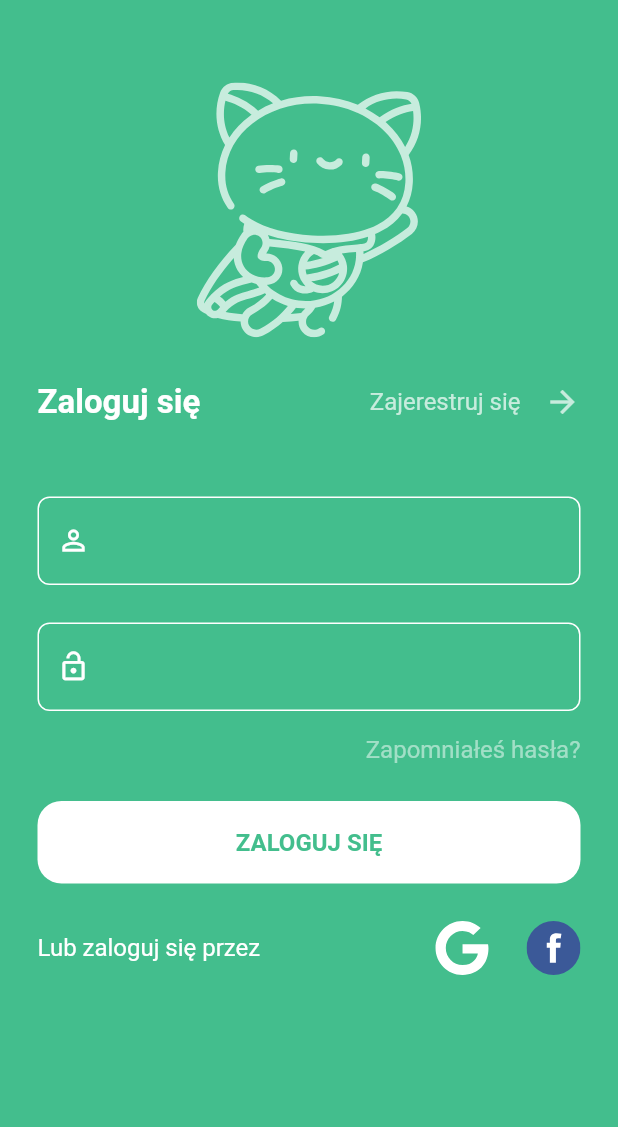
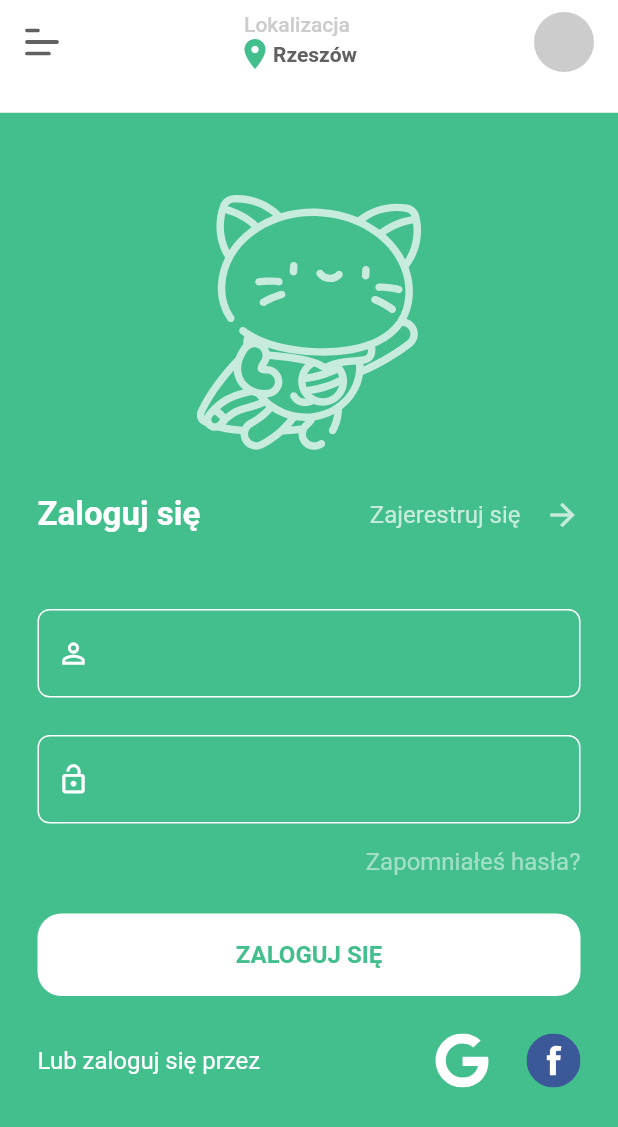
Before and after one commit to MobiCommunity/Lapka.Mobile, a Flutter app: the screen it shows after launch, on a phone screen of 412 x 824 dp. Shown: the top 1127 px of the screen. Run offline on Flutter 3.47's test engine with Material 2 defaults, Android fonts, the phone set to English and light mode, and no system bars; our stand-ins replace flutter_svg, google_fonts; Roboto replaces fonts that are missing (Ubuntu).

Commit message:
AppBar
AppBar

```diff
--- /dev/null
+++ b/lapka/lib/components/appBar/customAppBar.dart
@@ -0,0 +1,106 @@
+import 'package:flutter/material.dart';
+import 'package:flutter_svg/svg.dart';
+import 'package:lapka/components/basic/basicText.dart';
+import 'package:lapka/settings/colors.dart';
+
+class CustomAppBar extends StatelessWidget with PreferredSizeWidget {
+  @override
+  final Size preferredSize;
+  final String title;
+  final String localization;
+  final bool showLocalization;
+  final bool showBack;
+  final bool transparent;
+  final bool customTrailling;
+  final Widget? trailling;
+
+  const CustomAppBar(
+      {Key? key,
+      this.showLocalization = false,
+      this.showBack = false,
+      this.transparent = false,
+      this.customTrailling = false,
+      this.trailling,
+      this.title = "",
+      this.localization = ""})
+      : preferredSize = const Size.fromHeight(75.0),
+        super(key: key);
+
+  _back(context){
+    Navigator.pop(context);
+  }
+
+  _openDrawer(context){
+    Scaffold.of(context).openDrawer();
+  }
+
+  _openAccount(){
+    print('Account');
+  }
+
+  @override
+  Widget build(BuildContext context) {
+    return AppBar(
+      automaticallyImplyLeading: false,
+      shadowColor: Colors.transparent,
+      backgroundColor: transparent ? Colors.transparent : BasicColors.white,
+      title: Row(
+        mainAxisAlignment: MainAxisAlignment.spaceBetween,
+        children: [
+          showBack
+              ? InkWell(
+                  onTap: (){_back(context);},
+                  child: Icon(
+                    Icons.arrow_back,
+                    color: transparent ? BasicColors.white : BasicColors.darkGrey,
+                  ))
+              : InkWell(
+                  onTap: (){
+                    _openDrawer(context);
+                  },
+                  child: SvgPicture.asset('lib/assets/menu-icon.svg', color: transparent ? BasicColors.white : BasicColors.darkGrey,)),
+          showLocalization
+              ? Column(
+                  mainAxisAlignment: MainAxisAlignment.center,
+                  crossAxisAlignment: CrossAxisAlignment.center,
+                  children: [
+                    BasicText.body14(
+                      'Lokalizacja',
+                      color: BasicColors.lightGrey,
+                    ),
+                    Row(
+                      mainAxisAlignment: MainAxisAlignment.center,
+                      children: [
+                        Icon(
+                          Icons.place,
+                          color: BasicColors.lightGreen,
+                        ),
+                        BasicText.body14Bold(localization),
+                      ],
+                    )
+                  ],
+                )
+              : Column(
+                  mainAxisAlignment: MainAxisAlignment.center,
+                  crossAxisAlignment: CrossAxisAlignment.center,
+                  children: [
+                    BasicText.body14(
+                      title,
+                      color: BasicColors.lightGrey,
+                    ),
+                  ],
+                ),
+          customTrailling
+              ? trailling!
+              : InkWell(
+                  onTap: _openAccount,
+                  child: CircleAvatar(
+                    backgroundColor: BasicColors.lightGrey,
+                  ),
+                  radius: 20,
+                ),
+        ],
+      ),
+    );
+  }
+}
--- a/lapka/lib/main.dart
+++ b/lapka/lib/main.dart
@@ -1,10 +1,8 @@
 import 'package:flutter/material.dart';
 import 'package:google_fonts/google_fonts.dart';
-import 'package:lapka/components/basic/basicButton.dart';
-import 'package:lapka/components/basic/basicTrailingButton.dart';
+import 'package:lapka/components/appBar/customAppBar.dart';
 import 'package:lapka/providers/loginProvider.dart';
 import 'package:lapka/screens/login/loginPage.dart';
-import 'package:lapka/settings/colors.dart';
 import 'package:provider/provider.dart';
 
 void main() {
@@ -37,8 +35,15 @@ class MyHomePage extends StatefulWidget {
 }
 
 class _MyHomePageState extends State<MyHomePage> {
+   final GlobalKey<ScaffoldState> _scaffoldKey = new GlobalKey<ScaffoldState>();
   @override
   Widget build(BuildContext context) {
-    return LoginPage();
+    return Scaffold(
+      key: _scaffoldKey,
+      appBar: CustomAppBar(
+        showLocalization: true,
+        localization: 'Rzeszów',
+        ),
+      body: LoginPage());
   }
 }
--- a/lapka/lib/screens/login/loginPage.dart
+++ b/lapka/lib/screens/login/loginPage.dart
@@ -5,6 +5,8 @@ import 'package:lapka/components/basic/basicFormField.dart';
 import 'package:lapka/components/basic/basicText.dart';
 import 'package:lapka/components/basicDialog.dart';
 import 'package:lapka/settings/colors.dart';
+
+import '../../main.dart';
 
 class LoginPage extends StatefulWidget {
   const LoginPage({Key? key}) : super(key: key);
@@ -53,7 +55,7 @@ class _LoginPageState extends State<LoginPage> {
   }
 
   _moveToRegister() {
-    throw UnimplementedError();
+    Navigator.push(context,  MaterialPageRoute(builder: (context) => MyHomePage()),);
   }
 
   _forgotPassword() {
```
Also changed, not shown: lapka/lib/assets/menu-icon.svg (added).
